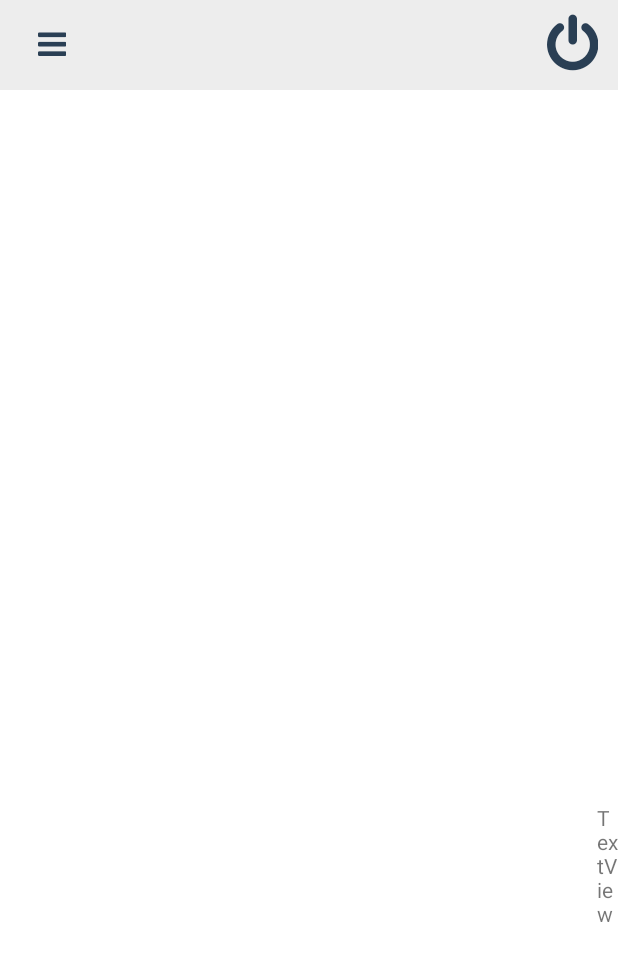
After one commit to eMergeSolutionsGitHub/ChannelBridge, an Android app: the layout layout_invoice.xml on its own in the app's theme, with its tools: preview values and no code run, on a phone screen of 412 x 824 dp. The commit adds this screen. Shown: the top 961 px of the screen. Run offline under Robolectric (Android 15) with nearby library versions, the phone set to English and light mode, and no system bars.

Commit message:
2017-01-19 1.0

```diff
--- a/app/build.gradle
+++ b/app/build.gradle
@@ -38,11 +38,11 @@ dependencies {
     annotationProcessor 'com.jakewharton:butterknife-compiler:8.4.0'
     compile 'com.borax12.materialdaterangepicker:library:1.9'
     compile files('/libs/mpandroidchartlibrary-2-2-4.jar')
-    compile 'com.squareup.picasso:picasso:2.5.2'
     compile 'com.android.support:cardview-v7:25.1.0'
     compile 'com.android.support:recyclerview-v7:25.1.0'
     compile 'net.cachapa.expandablelayout:expandablelayout:2.6'
-
+    compile 'com.github.bumptech.glide:glide:3.7.0'
     compile 'com.nineoldandroids:library:2.4.0'
     compile 'com.daimajia.slider:library:1.1.5@aar'
+    compile 'com.squareup.picasso:picasso:2.5.2'
 }
--- a/app/src/main/java/emerge/lk/channelbridge/Adapters/ItineraryLastInvoicesAdapter.java
+++ b/app/src/main/java/emerge/lk/channelbridge/Adapters/ItineraryLastInvoicesAdapter.java
@@ -5,16 +5,16 @@ import android.support.v7.widget.RecyclerView;
 import android.view.LayoutInflater;
 import android.view.View;
 import android.view.ViewGroup;
-import android.widget.ImageView;
+
 import android.widget.TextView;
 
-import com.squareup.picasso.Picasso;
+
 
 import java.util.ArrayList;
 
 import butterknife.BindView;
 import butterknife.ButterKnife;
-import emerge.lk.channelbridge.Entity.ItineraryCustomersEntity;
+
 import emerge.lk.channelbridge.Entity.ItineraryLastInvoiceEntity;
 import emerge.lk.channelbridge.R;
 
--- a/app/src/main/java/emerge/lk/channelbridge/Entity/ItineraryCustomersEntity.java
+++ b/app/src/main/java/emerge/lk/channelbridge/Entity/ItineraryCustomersEntity.java
@@ -7,8 +7,6 @@ package emerge.lk.channelbridge.Entity;
 public class ItineraryCustomersEntity {
 
 String itineraryCustomersID,itineraryCustomersName,itineraryCustomersCity,itineraryCustomersImageName;
-
-
 
     public String getItineraryCustomersID() {
         return itineraryCustomersID;
--- /dev/null
+++ b/app/src/main/res/layout/layout_invoice.xml
@@ -0,0 +1,37 @@
+<?xml version="1.0" encoding="utf-8"?>
+<android.support.v4.widget.DrawerLayout xmlns:android="http://schemas.android.com/apk/res/android"
+    xmlns:app="http://schemas.android.com/apk/res-auto"
+    android:id="@+id/drawer_layout"
+    android:layout_width="match_parent"
+    android:layout_height="match_parent"
+    android:theme="@style/AppTheme">
+
+    <RelativeLayout
+        android:layout_width="fill_parent"
+        android:layout_height="fill_parent"
+        android:background="@color/appWhite">
+
+        <include
+            android:id="@+id/relLayout_channelbridge_bar"
+            layout="@layout/commen_title_bar" />
+
+        <TextView
+            android:text="TextView"
+            android:layout_width="wrap_content"
+            android:layout_height="wrap_content"
+            android:layout_alignParentBottom="true"
+            android:layout_alignParentLeft="true"
+            android:layout_alignParentStart="true"
+            android:layout_marginLeft="398dp"
+            android:layout_marginStart="398dp"
+            android:layout_marginBottom="205dp"
+            android:id="@+id/textView27" />
+
+
+    </RelativeLayout>
+
+
+    <include
+        android:id="@+id/drawer"
+        layout="@layout/commen_navigation_drawer" />
+</android.support.v4.widget.DrawerLayout>
--- a/app/src/main/res/layout/layout_itinerary.xml
+++ b/app/src/main/res/layout/layout_itinerary.xml
@@ -30,12 +30,13 @@
                 android:layout_alignParentLeft="true"
                 android:layout_alignParentStart="true"
                 android:layout_alignParentTop="true"
-                android:background="@drawable/shadow_borders">
+                android:background="@color/appWhite">
 
                 <android.support.v7.widget.RecyclerView
                     android:id="@+id/recycview_itinerary_customer"
                     android:layout_width="match_parent"
                     android:layout_height="match_parent"
+                    android:overScrollMode="never"
                     android:dividerHeight="20dip" />
 
             </RelativeLayout>
@@ -52,7 +53,6 @@
                 <LinearLayout
                     android:layout_width="match_parent"
                     android:layout_height="match_parent"
-                    android:background="@drawable/shadow_borders"
                     android:orientation="vertical">
 
                     <RelativeLayout
```
Also changed, not shown: app/src/main/java/emerge/lk/channelbridge/Adapters/ItineraryCreditInvoiceAdapter.java (+2 -11 lines), app/src/main/java/emerge/lk/channelbridge/Adapters/ItineraryCustomersAdapter.java (+19 -15 lines), app/src/main/java/emerge/lk/channelbridge/Adapters/ItineraryLastVisitAdapter.java (added, +83 -0 lines), app/src/main/java/emerge/lk/channelbridge/Dialog/CustomerDialog.java (+3 -5 lines), app/src/main/java/emerge/lk/channelbridge/Entity/ItineraryLastVisitEntity.java (+18 -28 lines), app/src/main/java/emerge/lk/channelbridge/Layout/Itinerary.java (+52 -1 lines), app/src/main/res/layout/list_itinerary_lastvisite.xml (added, +66 -0 lines), app/src/main/res/values/strings.xml (+2 -8 lines), app/src/main/assets/image/154.jpg (added).
